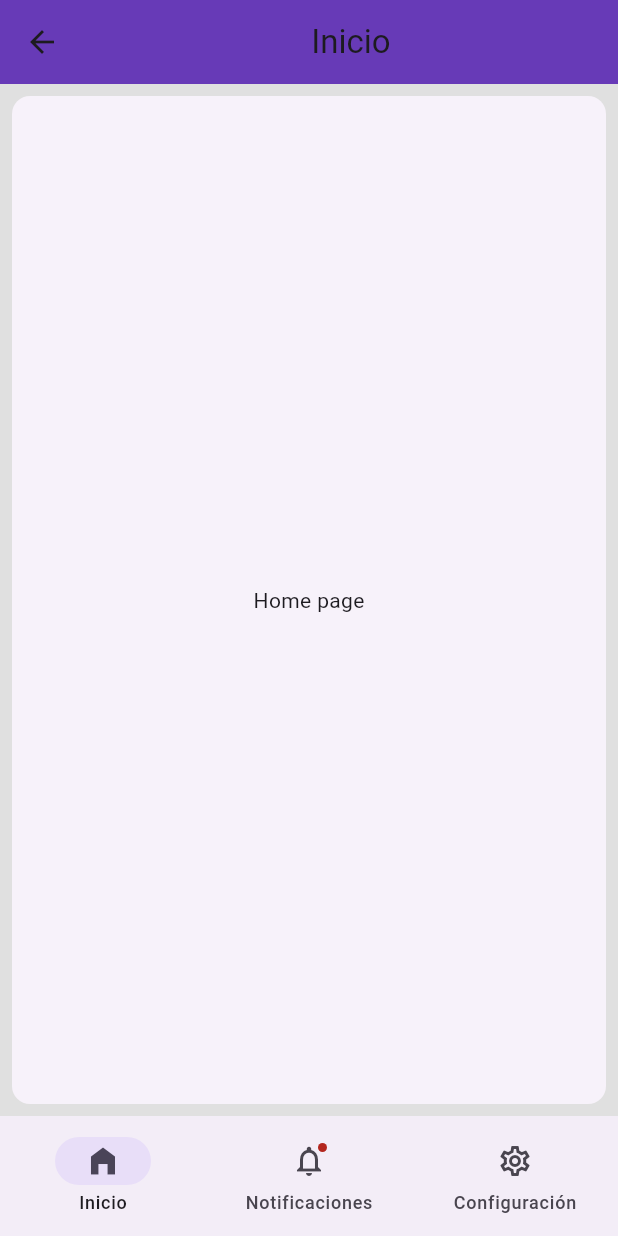
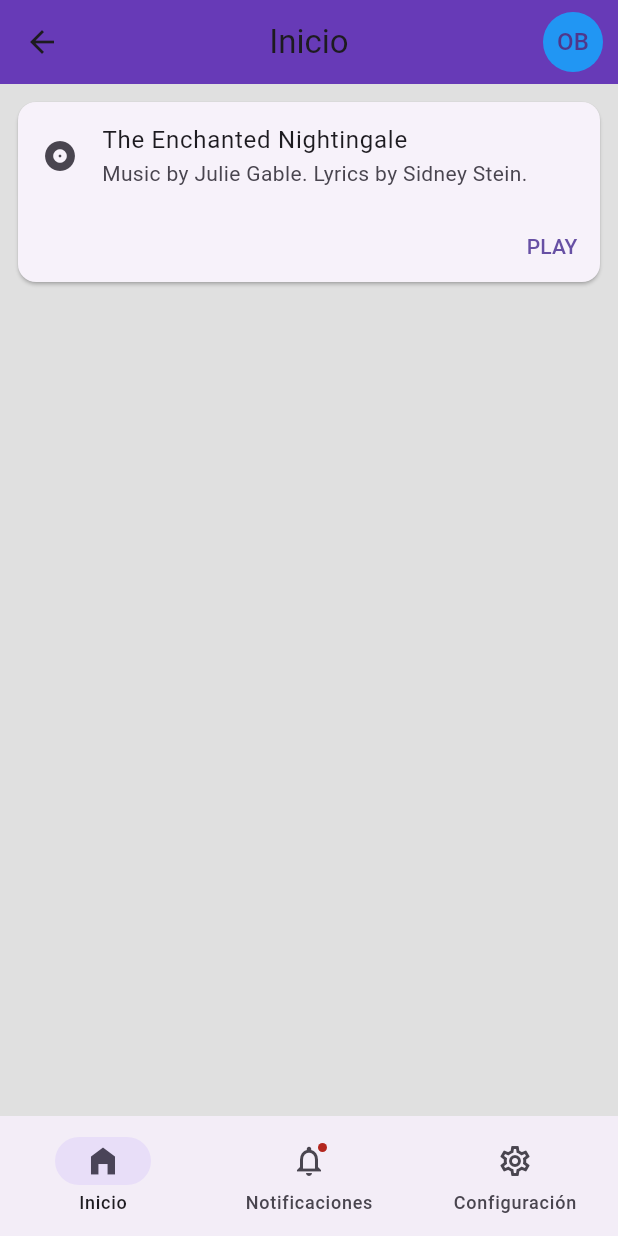
Before and after one commit to oscar-BG/ux_design_mobile_1, a Flutter app: the HomeScreen screen opened by its route, on a phone screen of 412 x 824 dp. Run offline on Flutter 3.47's test engine with Material 3 defaults, Android fonts, the phone set to English and light mode, and no system bars.

Commit message:
Feature home

```diff
--- a/lib/screens/home_screen.dart
+++ b/lib/screens/home_screen.dart
@@ -15,8 +15,18 @@ class _HomeScreenState extends State<HomeScreen> {
   Widget build(BuildContext context) {
     return Scaffold(
       appBar: AppBar(
-        title: const Center(child: Text('Inicio')),
+        title: const Text('Inicio'),
         backgroundColor: Colors.deepPurple,
+        actions: [
+          Padding(
+            padding: const EdgeInsets.only(right: 10.0),
+            child: CircleAvatar(
+              backgroundColor: Colors.blue[500],
+              child: const Text('OB'),
+            ),
+          )
+        ],
+        centerTitle: true,
       ),
       bottomNavigationBar: NavigationBar(
         onDestinationSelected: (int index) {
@@ -50,18 +60,34 @@ class _HomeScreenState extends State<HomeScreen> {
         ],
       ),
       body: <Widget>[
-        const Card(
-          shadowColor: Colors.transparent,
-          margin:  EdgeInsets.all(8.0),
-          child: SizedBox.expand(
-            child: Center(
-              child: Text(
-                'Home page',
-              ),
+
+        // Pagina de inicio
+         Padding(
+          padding: const EdgeInsets.all(8.0),
+          child: Card(
+            child: Column(
+              mainAxisSize: MainAxisSize.min,
+              children:  <Widget>[
+                const ListTile(
+                  leading: Icon(Icons.album),
+                  title: Text('The Enchanted Nightingale'),
+                  subtitle: Text('Music by Julie Gable. Lyrics by Sidney Stein.'),
+                ),
+                Row(
+                  mainAxisAlignment: MainAxisAlignment.end,
+                  children: <Widget>[
+                    TextButton(
+                      child: const Text('PLAY'),
+                      onPressed: () {/* ... */},
+                    )
+                  ],
+                )
+              ],
             ),
           ),
         ),
 
+        // Pagina de notificaciones
         const Padding(
           padding: EdgeInsets.all(8.0),
           child: Column(
@@ -70,31 +96,63 @@ class _HomeScreenState extends State<HomeScreen> {
                 child: ListTile(
                   leading: Icon(Icons.notifications_sharp),
                   title: Text('Notification 1'),
-                  subtitle: Text('This is a notification'),
+                  subtitle: Text('Esta es una notificación'),
                 ),
               ),
               Card(
                 child: ListTile(
                   leading: Icon(Icons.notifications_sharp),
                   title: Text('Notification 2'),
-                  subtitle: Text('This is a notification'),
+                  subtitle: Text('Esta es una notificación'),
                 ),
               ),
             ],
           ),
         ),
 
-        const Card(
-          shadowColor: Colors.transparent,
-          margin:  EdgeInsets.all(8.0),
-          child: SizedBox.expand(
-            child: Center(
-              child: Text(
-                'Configuración',
-              ),
+        // Pagina de configuracion
+        Padding(
+          padding: const EdgeInsets.all(8.0),
+          child: Card(
+            shadowColor: Colors.transparent,
+            child: ListView(
+              children:  <Widget>[
+                const ListTile(
+                  leading: Icon(Icons.person_2, color: Colors.green,),
+                  title: Text('Perfil'),
+                  trailing: Icon(Icons.arrow_forward_ios),
+                ),
+                const Divider(),
+                ListTile(
+                  leading: Icon(Icons.book, color: Colors.amber[400],),
+                  title: const Text('Terminos y Condiciones'),
+                  trailing: const Icon(Icons.arrow_forward_ios),
+                ),
+                const Divider(),
+                const ListTile(
+                  leading: Icon(Icons.privacy_tip, color: Colors.red,),
+                  title: Text('privacidad'),
+                  trailing: Icon(Icons.arrow_forward_ios),
+                ),
+                const Divider(),
+                const ListTile(
+                  leading: Icon(Icons.help, color: Colors.lightBlueAccent,),
+                  title: Text('Preguntas frecuentes'),
+                  trailing: Icon(Icons.arrow_forward_ios),
+                ),
+                const Divider(),
+                const ListTile(
+                  leading: Icon(Icons.logout),
+                  title: Text('Cerrar sesión'),
+                  trailing: Icon(Icons.arrow_forward_ios),
+                ),
+                const Divider(),
+              ],
             ),
-          ),
-        ),
+          )
+        )
+
+
       ][_selectedIndex]
     );
   }
```
